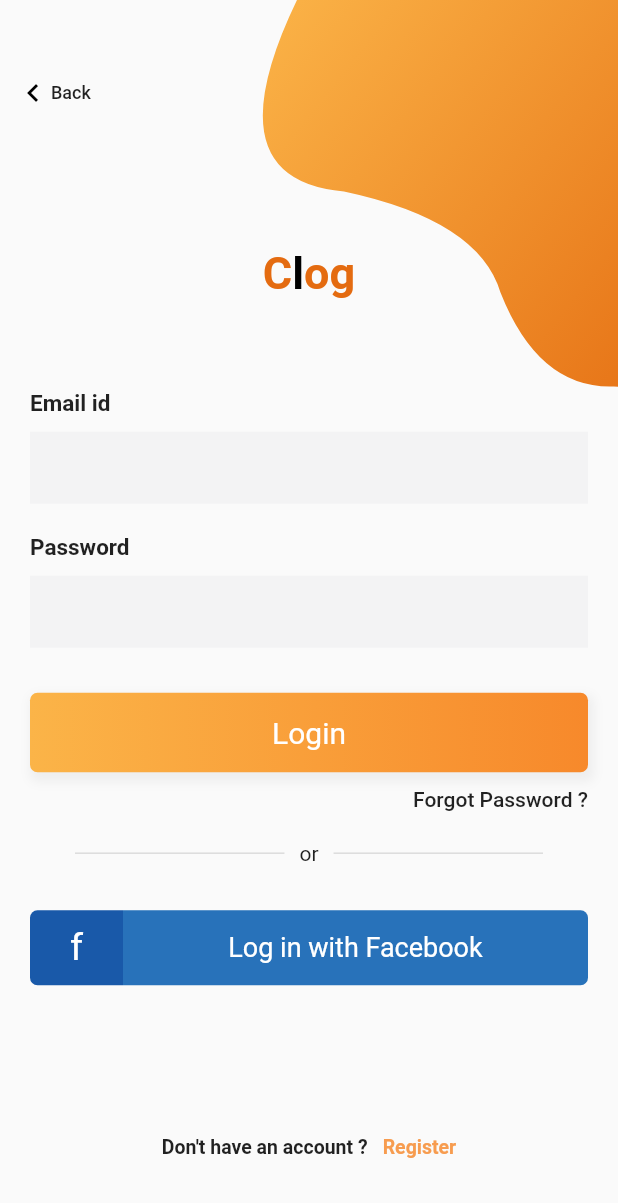
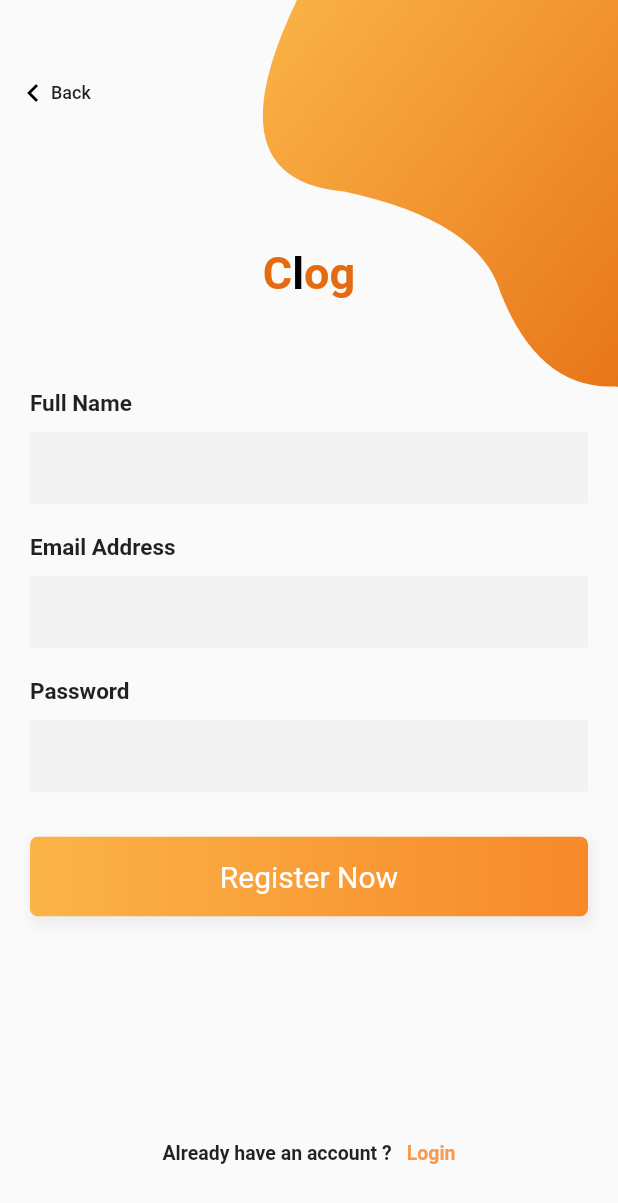
Before and after one commit to Crownedprinz/blog_app, a Flutter app: the screen it shows after launch, on a phone screen of 412 x 824 dp. Shown: the top 1203 px of the screen. Run offline on Flutter 3.47's test engine with Material 2 defaults, Android fonts, the phone set to English and light mode, and no system bars; our stand-ins replace floating_bottom_navigation_bar, flutter_icons, google_fonts.

Commit message:
created widgets for sign up page

```diff
--- a/lib/main.dart
+++ b/lib/main.dart
@@ -1,4 +1,5 @@
 import 'package:blog_app/screens/LoginPage.dart';
+import 'package:blog_app/screens/SignUp.dart';
 import 'package:flutter/material.dart';
 import 'screens/FrontPage.dart';
 import 'screens/MyHomePage.dart';
@@ -13,7 +14,7 @@ class MyApp extends StatelessWidget {
   Widget build(BuildContext context) {
     return MaterialApp(
       debugShowCheckedModeBanner: false,
-      home: LoginPage(title: 'Code Clan Blog'),
+      home: SignUp(title: 'Code Clan Blog'),
     );
   }
 }
--- a/lib/screens/LoginPage.dart
+++ b/lib/screens/LoginPage.dart
@@ -2,6 +2,7 @@ import 'package:flutter/material.dart';
 import 'package:google_fonts/google_fonts.dart';
 
 import 'BezierContainer.dart';
+import 'SignUp.dart';
 
 class LoginPage extends StatefulWidget {
   LoginPage({Key key, this.title}) : super(key: key);
@@ -167,8 +168,8 @@ class _LoginPageState extends State<LoginPage> {
   Widget _createAccountLabel() {
     return InkWell(
       onTap: () {
-        // Navigator.push(
-        //     context, MaterialPageRoute(builder: (context) => SignUpPage()));
+        Navigator.push(
+            context, MaterialPageRoute(builder: (context) => SignUp()));
       },
       child: Container(
         margin: EdgeInsets.symmetric(vertical: 20),
--- /dev/null
+++ b/lib/screens/SignUp.dart
@@ -0,0 +1,196 @@
+import 'package:flutter/material.dart';
+import 'package:google_fonts/google_fonts.dart';
+
+import 'BezierContainer.dart';
+import 'LoginPage.dart';
+
+class SignUp extends StatefulWidget {
+  SignUp({Key key, this.title}) : super(key: key);
+
+  final String title;
+
+  @override
+  _SignUpPageState createState() => _SignUpPageState();
+}
+
+class _SignUpPageState extends State<SignUp> {
+  Widget _backButton() {
+    return InkWell(
+      onTap: () {
+        Navigator.pop(context);
+      },
+      child: Container(
+        padding: EdgeInsets.symmetric(horizontal: 10),
+        child: Row(
+          children: <Widget>[
+            Container(
+              padding: EdgeInsets.only(left: 0, top: 10, bottom: 10),
+              child: Icon(Icons.keyboard_arrow_left, color: Colors.black),
+            ),
+            Text('Back',
+                style: TextStyle(fontSize: 12, fontWeight: FontWeight.w500))
+          ],
+        ),
+      ),
+    );
+  }
+
+  Widget _entryField(String title, {bool isPassword = false}) {
+    return Container(
+      margin: EdgeInsets.symmetric(vertical: 10),
+      child: Column(
+        crossAxisAlignment: CrossAxisAlignment.start,
+        children: <Widget>[
+          Text(
+            title,
+            style: TextStyle(fontWeight: FontWeight.bold, fontSize: 15),
+          ),
+          SizedBox(
+            height: 10,
+          ),
+          TextField(
+              obscureText: isPassword,
+              decoration: InputDecoration(
+                  border: InputBorder.none,
+                  fillColor: Color(0xfff3f3f4),
+                  filled: true))
+        ],
+      ),
+    );
+  }
+
+  Widget _submitButton() {
+    return Container(
+      width: MediaQuery.of(context).size.width,
+      padding: EdgeInsets.symmetric(vertical: 15),
+      alignment: Alignment.center,
+      decoration: BoxDecoration(
+          borderRadius: BorderRadius.all(Radius.circular(5)),
+          boxShadow: <BoxShadow>[
+            BoxShadow(
+                color: Colors.grey.shade200,
+                offset: Offset(2, 4),
+                blurRadius: 5,
+                spreadRadius: 2)
+          ],
+          gradient: LinearGradient(
+              begin: Alignment.centerLeft,
+              end: Alignment.centerRight,
+              colors: [Color(0xfffbb448), Color(0xfff7892b)])),
+      child: Text(
+        'Register Now',
+        style: TextStyle(fontSize: 20, color: Colors.white),
+      ),
+    );
+  }
+
+  Widget _loginAccountLabel() {
+    return InkWell(
+      onTap: () {
+        Navigator.push(
+            context, MaterialPageRoute(builder: (context) => LoginPage()));
+      },
+      child: Container(
+        margin: EdgeInsets.symmetric(vertical: 20),
+        padding: EdgeInsets.all(15),
+        alignment: Alignment.bottomCenter,
+        child: Row(
+          mainAxisAlignment: MainAxisAlignment.center,
+          children: <Widget>[
+            Text(
+              'Already have an account ?',
+              style: TextStyle(fontSize: 13, fontWeight: FontWeight.w600),
+            ),
+            SizedBox(
+              width: 10,
+            ),
+            Text(
+              'Login',
+              style: TextStyle(
+                  color: Color(0xfff79c4f),
+                  fontSize: 13,
+                  fontWeight: FontWeight.w600),
+            ),
+          ],
+        ),
+      ),
+    );
+  }
+
+  Widget _title() {
+    return RichText(
+      textAlign: TextAlign.center,
+      text: TextSpan(
+          text: 'C',
+          style: GoogleFonts.portLligatSans(
+            textStyle: Theme.of(context).textTheme.display1,
+            fontSize: 30,
+            fontWeight: FontWeight.w700,
+            color: Color(0xffe46b10),
+          ),
+          children: [
+            TextSpan(
+              text: 'l',
+              style: TextStyle(color: Colors.black, fontSize: 30),
+            ),
+            TextSpan(
+              text: 'og',
+              style: TextStyle(color: Color(0xffe46b10), fontSize: 30),
+            ),
+          ]),
+    );
+  }
+
+  Widget _emailPasswordWidget() {
+    return Column(
+      children: <Widget>[
+        _entryField("Full Name"),
+        _entryField("Email Address"),
+        _entryField("Password", isPassword: true),
+      ],
+    );
+  }
+
+  @override
+  Widget build(BuildContext context) {
+    final height = MediaQuery.of(context).size.height;
+    return Scaffold(
+      body: Container(
+        height: height,
+        child: Stack(
+          children: <Widget>[
+            Positioned(
+              top: -MediaQuery.of(context).size.height * .15,
+              right: -MediaQuery.of(context).size.width * .4,
+              child: BezierContainer(),
+            ),
+            Container(
+              padding: EdgeInsets.symmetric(horizontal: 20),
+              child: SingleChildScrollView(
+                child: Column(
+                  crossAxisAlignment: CrossAxisAlignment.center,
+                  mainAxisAlignment: MainAxisAlignment.center,
+                  children: <Widget>[
+                    SizedBox(height: height * .2),
+                    _title(),
+                    SizedBox(
+                      height: 50,
+                    ),
+                    _emailPasswordWidget(),
+                    SizedBox(
+                      height: 20,
+                    ),
+                    _submitButton(),
+                    SizedBox(height: height * .14),
+                    _loginAccountLabel(),
+                  ],
+                ),
+              ),
+            ),
+            Positioned(top: 40, left: 0, child: _backButton()),
+          ],
+        ),
+      ),
+    );
+  }
+}
```
